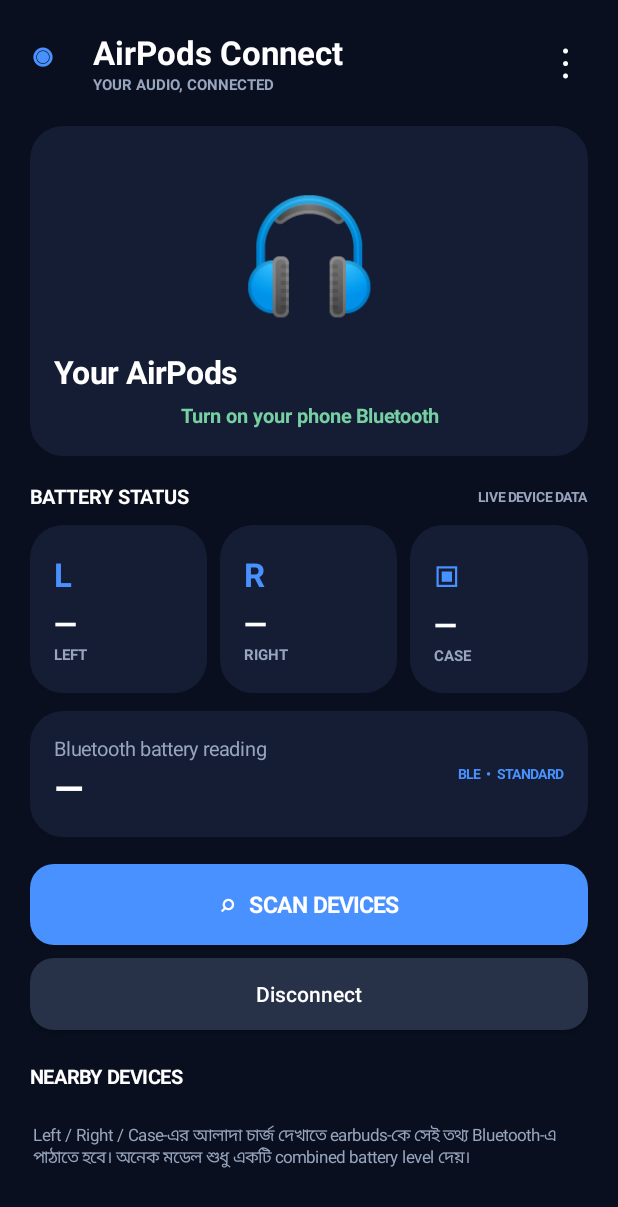
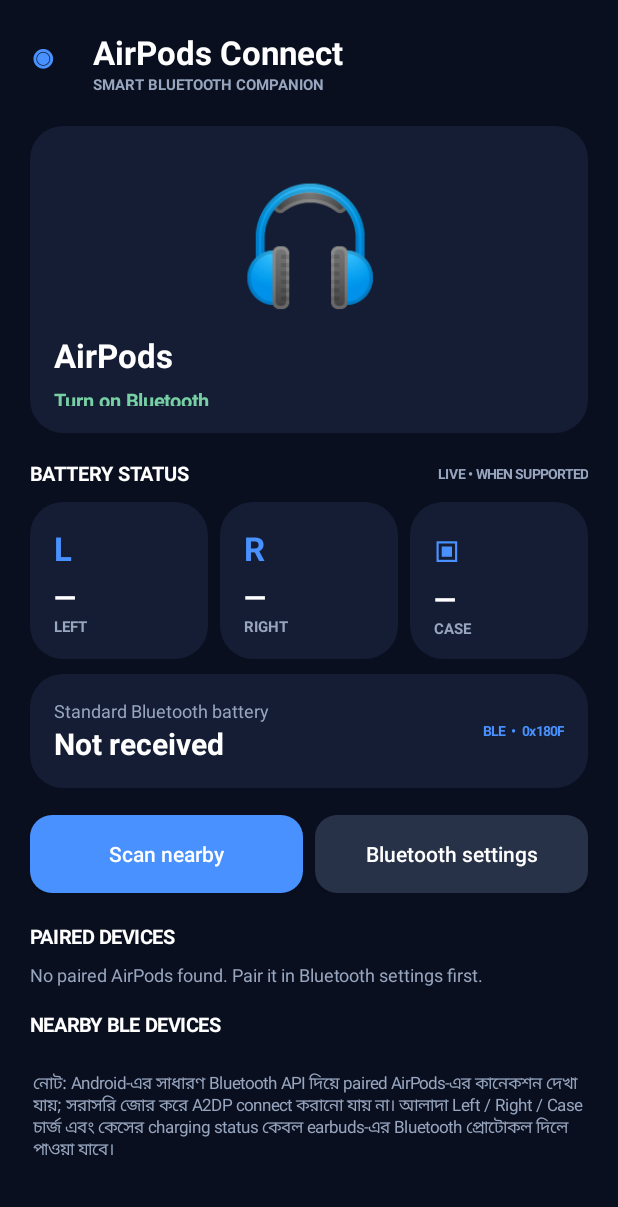
Before and after one commit to mohammademon44444-droid/AirPodsConnect, an Android app: the screen it shows after launch (MainActivity), on a phone screen of 412 x 824 dp. Shown: the top 1207 px of the screen. Run offline under Robolectric (Android 15) with nearby library versions, the phone set to English and light mode, and no system bars; 2 statements that could not run were skipped.

Commit message:
Add hybrid Bluetooth paired-device detection and BLE battery reading

```diff
--- a/app/src/main/java/com/example/airpodsconnect/MainActivity.java
+++ b/app/src/main/java/com/example/airpodsconnect/MainActivity.java
@@ -4,12 +4,13 @@ import android.Manifest;
 import android.app.Activity;
 import android.bluetooth.*;
 import android.bluetooth.le.*;
-import android.content.Context;
+import android.content.*;
 import android.content.pm.PackageManager;
 import android.graphics.Color;
 import android.graphics.Typeface;
 import android.graphics.drawable.GradientDrawable;
 import android.os.*;
+import android.provider.Settings;
 import android.view.Gravity;
 import android.view.View;
 import android.widget.*;
@@ -23,92 +24,108 @@ public class MainActivity extends Activity {
     private BluetoothAdapter adapter;
     private BluetoothLeScanner scanner;
     private BluetoothGatt activeGatt;
+    private BluetoothA2dp a2dp;
+    private BluetoothHeadset headset;
+    private boolean receiverRegistered=false;
     private final Handler handler=new Handler(Looper.getMainLooper());
     private final Set<String> seen=new HashSet<>();
-    private LinearLayout devices;
-    private TextView status,battery,deviceTitle;
-    private Button scanButton,disconnectButton;
+    private LinearLayout devices,paired;
+    private TextView status,battery,connectionHint;
+    private Button scanButton;
     private int bg=Color.rgb(9,15,31), panel=Color.rgb(20,29,51), muted=Color.rgb(151,165,190), blue=Color.rgb(73,145,255);
+    private final BroadcastReceiver btReceiver=new BroadcastReceiver(){
+        @Override public void onReceive(Context c,Intent i){
+            String action=i.getAction();
+            if(BluetoothDevice.ACTION_ACL_CONNECTED.equals(action)){
+                BluetoothDevice d=i.getParcelableExtra(BluetoothDevice.EXTRA_DEVICE);
+                updateConnection(d,true);
+            }else if(BluetoothDevice.ACTION_ACL_DISCONNECTED.equals(action)){
+                BluetoothDevice d=i.getParcelableExtra(BluetoothDevice.EXTRA_DEVICE);
+                updateConnection(d,false);
+            }else if(BluetoothAdapter.ACTION_STATE_CHANGED.equals(action)){
+                int s=i.getIntExtra(BluetoothAdapter.EXTRA_STATE,BluetoothAdapter.ERROR);
+                if(s==BluetoothAdapter.STATE_ON){status.setText("Bluetooth ready");refreshPaired();}
+                else if(s==BluetoothAdapter.STATE_OFF){status.setText("Bluetooth is off");battery.setText("—");}
+            }
+        }
+    };
+    private final BluetoothProfile.ServiceListener profileListener=new BluetoothProfile.ServiceListener(){
+        @Override public void onServiceConnected(int profile,BluetoothProfile proxy){
+            if(profile==BluetoothProfile.A2DP)a2dp=(BluetoothA2dp)proxy;
+            if(profile==BluetoothProfile.HEADSET)headset=(BluetoothHeadset)proxy;
+            refreshPaired();
+        }
+        @Override public void onServiceDisconnected(int profile){
+            if(profile==BluetoothProfile.A2DP)a2dp=null;
+            if(profile==BluetoothProfile.HEADSET)headset=null;
+        }
+    };
 
     int dp(int n){return (int)(n*getResources().getDisplayMetrics().density);}
-    GradientDrawable shape(int color,int radius){
-        GradientDrawable d=new GradientDrawable(); d.setColor(color); d.setCornerRadius(dp(radius)); return d;
-    }
-    TextView text(String value,int size,int color,boolean bold){
-        TextView t=new TextView(this); t.setText(value); t.setTextSize(size); t.setTextColor(color);
-        if(bold)t.setTypeface(Typeface.DEFAULT,Typeface.BOLD); return t;
-    }
+    GradientDrawable shape(int color,int radius){GradientDrawable d=new GradientDrawable();d.setColor(color);d.setCornerRadius(dp(radius));return d;}
+    TextView text(String v,int size,int color,boolean bold){TextView t=new TextView(this);t.setText(v);t.setTextSize(size);t.setTextColor(color);if(bold)t.setTypeface(Typeface.DEFAULT,Typeface.BOLD);return t;}
     LinearLayout column(){LinearLayout l=new LinearLayout(this);l.setOrientation(LinearLayout.VERTICAL);return l;}
     LinearLayout.LayoutParams lp(int w,int h){return new LinearLayout.LayoutParams(w<0?w:dp(w),h<0?h:dp(h));}
     void gap(LinearLayout l,int h){View v=new View(this);l.addView(v,lp(1,h));}
     LinearLayout card(){LinearLayout c=column();c.setPadding(dp(16),dp(16),dp(16),dp(16));c.setBackground(shape(panel,22));return c;}
 
     @Override public void onCreate(Bundle b){
-        super.onCreate(b);
-        getWindow().setStatusBarColor(bg);getWindow().setNavigationBarColor(bg);
-        getWindow().getDecorView().setSystemUiVisibility(0);
+        super.onCreate(b);getWindow().setStatusBarColor(bg);getWindow().setNavigationBarColor(bg);
         makeUi();
         BluetoothManager m=(BluetoothManager)getSystemService(Context.BLUETOOTH_SERVICE);
         adapter=m==null?null:m.getAdapter();
-        status.setText(adapter==null?"Bluetooth পাওয়া যায়নি":adapter.isEnabled()?"Ready to connect":"Turn on your phone Bluetooth");
-        if(adapter==null)scanButton.setEnabled(false);
+        if(adapter==null){status.setText("Bluetooth পাওয়া যায়নি");scanButton.setEnabled(false);return;}
+        status.setText(adapter.isEnabled()?"Bluetooth ready":"Turn on Bluetooth");
+        if(Build.VERSION.SDK_INT>=31&&checkSelfPermission(Manifest.permission.BLUETOOTH_CONNECT)==PackageManager.PERMISSION_GRANTED){
+            adapter.getProfileProxy(this,profileListener,BluetoothProfile.A2DP);
+            adapter.getProfileProxy(this,profileListener,BluetoothProfile.HEADSET);
+        }
+        refreshPaired();
     }
 
     private void makeUi(){
         ScrollView scroll=new ScrollView(this);scroll.setFillViewport(true);scroll.setBackgroundColor(bg);
-        LinearLayout root=column();root.setPadding(dp(20),dp(18),dp(20),dp(24));scroll.addView(root);
+        LinearLayout root=column();root.setPadding(dp(20),dp(18),dp(20),dp(26));scroll.addView(root);
         LinearLayout head=new LinearLayout(this);head.setGravity(Gravity.CENTER_VERTICAL);
-        TextView logo=text("◉",27,blue,true);head.addView(logo,lp(42,48));
-        LinearLayout names=column();names.addView(text("AirPods Connect",22,Color.WHITE,true));
-        names.addView(text("YOUR AUDIO, CONNECTED",10,muted,true));head.addView(names,new LinearLayout.LayoutParams(0,-2,1));
-        TextView dots=text("⋮",27,Color.WHITE,false);dots.setGravity(Gravity.CENTER);head.addView(dots,lp(30,45));root.addView(head);
-        gap(root,18);
+        head.addView(text("◉",28,blue,true),lp(42,48));
+        LinearLayout names=column();names.addView(text("AirPods Connect",22,Color.WHITE,true));names.addView(text("SMART BLUETOOTH COMPANION",10,muted,true));
+        head.addView(names,new LinearLayout.LayoutParams(0,-2,1));root.addView(head);gap(root,18);
+        LinearLayout hero=card();hero.setGravity(Gravity.CENTER);
+        TextView art=text("🎧",76,Color.WHITE,false);art.setGravity(Gravity.CENTER);hero.addView(art,lp(-1,124));
+        hero.addView(text("AirPods",22,Color.WHITE,true));gap(hero,7);
+        status=text("Checking Bluetooth…",13,Color.rgb(119,207,164),true);hero.addView(status);
+        connectionHint=text("Pair your earbuds to get started",11,muted,false);gap(hero,5);hero.addView(connectionHint);
+        root.addView(hero,lp(-1,205));gap(root,18);
+        LinearLayout row=new LinearLayout(this);row.setGravity(Gravity.CENTER_VERTICAL);
+        row.addView(text("BATTERY STATUS",13,Color.WHITE,true),new LinearLayout.LayoutParams(0,-2,1));
+        row.addView(text("LIVE • WHEN SUPPORTED",9,muted,true));root.addView(row);gap(root,10);
+        LinearLayout cards=new LinearLayout(this);cards.setOrientation(LinearLayout.HORIZONTAL);
+        cards.addView(batteryCard("LEFT","L"),new LinearLayout.LayoutParams(0,dp(105),1));
+        View s1=new View(this);cards.addView(s1,lp(8,1));
+        cards.addView(batteryCard("RIGHT","R"),new LinearLayout.LayoutParams(0,dp(105),1));
+        View s2=new View(this);cards.addView(s2,lp(8,1));
+        cards.addView(batteryCard("CASE","▣"),new LinearLayout.LayoutParams(0,dp(105),1));
+        root.addView(cards);gap(root,10);
+        LinearLayout single=card();single.setOrientation(LinearLayout.HORIZONTAL);single.setGravity(Gravity.CENTER_VERTICAL);
+        LinearLayout info=column();info.addView(text("Standard Bluetooth battery",12,muted,false));
+        battery=text("Not received",20,Color.WHITE,true);info.addView(battery);
+        single.addView(info,new LinearLayout.LayoutParams(0,-2,1));single.addView(text("BLE  •  0x180F",9,blue,true));root.addView(single);gap(root,18);
 
-        LinearLayout hero=card();hero.setGravity(Gravity.CENTER);
-        TextView art=text("🎧",74,Color.WHITE,false);art.setGravity(Gravity.CENTER);
-        hero.addView(art,lp(-1,132));
-        hero.addView(text("Your AirPods",21,Color.WHITE,true));
-        gap(hero,6);status=text("Not connected",13,Color.rgb(119,207,164),true);
-        status.setGravity(Gravity.CENTER);hero.addView(status);
-        root.addView(hero,lp(-1,220));gap(root,18);
-
-        LinearLayout row=new LinearLayout(this);row.setGravity(Gravity.CENTER);
-        row.addView(text("BATTERY STATUS",13,Color.WHITE,true),new LinearLayout.LayoutParams(0,-2,1));
-        row.addView(text("LIVE DEVICE DATA",9,muted,true));root.addView(row);gap(root,10);
-        LinearLayout cards=new LinearLayout(this);cards.setOrientation(LinearLayout.HORIZONTAL);
-        cards.addView(batteryCard("LEFT","L", "—"),new LinearLayout.LayoutParams(0,dp(112),1));
-        View spacer=new View(this);cards.addView(spacer,lp(9,1));
-        cards.addView(batteryCard("RIGHT","R","—"),new LinearLayout.LayoutParams(0,dp(112),1));
-        View spacer2=new View(this);cards.addView(spacer2,lp(9,1));
-        cards.addView(batteryCard("CASE","▣","—"),new LinearLayout.LayoutParams(0,dp(112),1));
-        root.addView(cards);gap(root,12);
-        LinearLayout single=card();single.setOrientation(LinearLayout.HORIZONTAL);single.setGravity(Gravity.CENTER_VERTICAL);
-        LinearLayout info=column();info.addView(text("Bluetooth battery reading",13,muted,false));
-        battery=text("—",25,Color.WHITE,true);info.addView(battery);
-        single.addView(info,new LinearLayout.LayoutParams(0,-2,1));
-        single.addView(text("BLE  •  STANDARD",9,blue,true));root.addView(single);gap(root,18);
-
-        scanButton=new Button(this);scanButton.setText("⌕   SCAN DEVICES");scanButton.setAllCaps(false);
-        scanButton.setTextColor(Color.WHITE);scanButton.setTextSize(15);scanButton.setTypeface(null,1);
-        scanButton.setBackground(shape(blue,16));scanButton.setOnClickListener(v->startScan());
-        root.addView(scanButton,lp(-1,54));gap(root,9);
-        disconnectButton=new Button(this);disconnectButton.setText("Disconnect");disconnectButton.setAllCaps(false);
-        disconnectButton.setTextColor(Color.WHITE);disconnectButton.setBackground(shape(Color.rgb(39,49,72),16));
-        disconnectButton.setOnClickListener(v->disconnect());root.addView(disconnectButton,lp(-1,48));gap(root,22);
-
-        root.addView(text("NEARBY DEVICES",13,Color.WHITE,true));gap(root,8);
-        devices=column();root.addView(devices);
-        TextView note=text("Left / Right / Case-এর আলাদা চার্জ দেখাতে earbuds-কে সেই তথ্য Bluetooth-এ পাঠাতে হবে। অনেক মডেল শুধু একটি combined battery level দেয়।",11,muted,false);
+        LinearLayout buttons=new LinearLayout(this);buttons.setOrientation(LinearLayout.HORIZONTAL);
+        scanButton=new Button(this);scanButton.setText("Scan nearby");scanButton.setAllCaps(false);scanButton.setTextColor(Color.WHITE);scanButton.setBackground(shape(blue,15));scanButton.setOnClickListener(v->startScan());
+        buttons.addView(scanButton,new LinearLayout.LayoutParams(0,dp(52),1));
+        Button settings=new Button(this);settings.setText("Bluetooth settings");settings.setAllCaps(false);settings.setTextColor(Color.WHITE);settings.setBackground(shape(Color.rgb(39,49,72),15));
+        settings.setOnClickListener(v->startActivity(new Intent(Settings.ACTION_BLUETOOTH_SETTINGS)));
+        LinearLayout.LayoutParams sp=lp(0,52);sp.width=0;sp.weight=1;sp.leftMargin=dp(8);buttons.addView(settings,sp);root.addView(buttons);gap(root,20);
+        root.addView(text("PAIRED DEVICES",13,Color.WHITE,true));gap(root,8);paired=column();root.addView(paired);gap(root,16);
+        root.addView(text("NEARBY BLE DEVICES",13,Color.WHITE,true));gap(root,8);devices=column();root.addView(devices);
+        TextView note=text("নোট: Android-এর সাধারণ Bluetooth API দিয়ে paired AirPods-এর কানেকশন দেখা যায়; সরাসরি জোর করে A2DP connect করানো যায় না। আলাদা Left / Right / Case চার্জ এবং কেসের charging status কেবল earbuds-এর Bluetooth প্রোটোকল দিলে পাওয়া যাবে।",11,muted,false);
         note.setPadding(dp(2),dp(14),dp(2),0);root.addView(note);
         setContentView(scroll);
     }
-
-    private LinearLayout batteryCard(String label,String icon,String value){
-        LinearLayout c=card();c.setGravity(Gravity.CENTER);
-        c.addView(text(icon,22,blue,true));gap(c,5);c.addView(text(value,20,Color.WHITE,true));
-        c.addView(text(label,10,muted,true));return c;
+    private LinearLayout batteryCard(String label,String icon){
+        LinearLayout c=card();c.setGravity(Gravity.CENTER);c.addView(text(icon,22,blue,true));gap(c,5);c.addView(text("—",19,Color.WHITE,true));c.addView(text(label,10,muted,true));return c;
     }
-
     private boolean permitted(){
         if(Build.VERSION.SDK_INT>=31)return checkSelfPermission(Manifest.permission.BLUETOOTH_SCAN)==0&&checkSelfPermission(Manifest.permission.BLUETOOTH_CONNECT)==0;
         return Build.VERSION.SDK_INT<23||checkSelfPermission(Manifest.permission.ACCESS_FINE_LOCATION)==0;
@@ -117,47 +134,95 @@ public class MainActivity extends Activity {
         if(Build.VERSION.SDK_INT>=31)requestPermissions(new String[]{Manifest.permission.BLUETOOTH_SCAN,Manifest.permission.BLUETOOTH_CONNECT},REQ);
         else if(Build.VERSION.SDK_INT>=23)requestPermissions(new String[]{Manifest.permission.ACCESS_FINE_LOCATION},REQ);
     }
+    private void refreshPaired(){
+        if(adapter==null||paired==null)return;
+        if(!permitted()){paired.removeAllViews();paired.addView(text("Bluetooth permission needed to list paired devices.",12,muted,false));return;}
+        paired.removeAllViews();
+        try{
+            Set<BluetoothDevice> bonded=adapter.getBondedDevices();
+            boolean found=false;
+            for(BluetoothDevice d:bonded){
+                String name=d.getName();if(name==null)name="Bluetooth device";
+                if(!name.toLowerCase(Locale.ROOT).contains("airpod")&&!name.equalsIgnoreCase("my headphone 2"))continue;
+                found=true;boolean connected=isConnected(d);
+                LinearLayout item=card();item.setOrientation(LinearLayout.HORIZONTAL);item.setGravity(Gravity.CENTER_VERTICAL);
+                LinearLayout info=column();info.addView(text("🎧  "+name,15,Color.WHITE,true));
+                info.addView(text(connected?"Connected":"Paired • not connected",11,connected?Color.rgb(119,207,164):muted,false));
+                item.addView(info,new LinearLayout.LayoutParams(0,-2,1));
+                Button open=new Button(this);open.setText("Manage");open.setAllCaps(false);open.setTextColor(Color.WHITE);open.setBackground(shape(blue,12));
+                open.setOnClickListener(v->startActivity(new Intent(Settings.ACTION_BLUETOOTH_SETTINGS)));
+                item.addView(open,lp(90,42));LinearLayout.LayoutParams p=lp(-1,-2);p.bottomMargin=dp(8);paired.addView(item,p);
+                if(connected){status.setText("●  "+name+" connected");connectionHint.setText("Classic Bluetooth connection detected");}
+            }
+            if(!found)paired.addView(text("No paired AirPods found. Pair it in Bluetooth settings first.",12,muted,false));
+        }catch(SecurityException e){paired.addView(text("Bluetooth permission required.",12,muted,false));}
+    }
+    private boolean isConnected(BluetoothDevice d){
+        try{
+            if(a2dp!=null&&a2dp.getConnectedDevices().contains(d))return true;
+            if(headset!=null&&headset.getConnectedDevices().contains(d))return true;
+        }catch(SecurityException ignored){}
+        return false;
+    }
+    private void updateConnection(BluetoothDevice d,boolean connected){
+        if(d==null)return;
+        try{
+            String n=d.getName();if(n==null)n="";
+            if(!n.toLowerCase(Locale.ROOT).contains("airpod"))return;
+            status.setText(connected?"●  "+n+" connected":"AirPods disconnected");
+            connectionHint.setText(connected?"Classic Bluetooth connection detected":"Open Bluetooth settings to reconnect");
+            refreshPaired();
+        }catch(SecurityException ignored){}
+    }
+    @Override protected void onResume(){
+        super.onResume();
+        IntentFilter f=new IntentFilter();f.addAction(BluetoothDevice.ACTION_ACL_CONNECTED);f.addAction(BluetoothDevice.ACTION_ACL_DISCONNECTED);f.addAction(BluetoothAdapter.ACTION_STATE_CHANGED);
+        try{registerReceiver(btReceiver,f);receiverRegistered=true;}catch(Exception ignored){}
+        if(adapter!=null)refreshPaired();
+    }
+    @Override protected void onPause(){super.onPause();if(receiverRegistered){try{unregisterReceiver(btReceiver);}catch(Exception ignored){}receiverRegistered=false;}}
     private void startScan(){
         if(adapter==null)return;
-        if(!adapter.isEnabled()){status.setText("Turn on Bluetooth first");return;}
+        if(!adapter.isEnabled()){status.setText("Turn on phone Bluetooth first");startActivity(new Intent(Settings.ACTION_BLUETOOTH_SETTINGS));return;}
         if(!permitted()){askPermission();return;}
         try{
             scanner=adapter.getBluetoothLeScanner();if(scanner==null){status.setText("BLE scanner unavailable");return;}
-            seen.clear();devices.removeAllViews();battery.setText("—");status.setText("Scanning nearby devices…");scanButton.setEnabled(false);
+            seen.clear();devices.removeAllViews();battery.setText("Not received");status.setText("Scanning BLE devices…");scanButton.setEnabled(false);
             scanner.startScan(callback);
             handler.postDelayed(()->{try{if(scanner!=null)scanner.stopScan(callback);}catch(Exception ignored){}
-                scanButton.setEnabled(true);if(seen.isEmpty())status.setText("No BLE devices found. Try again.");else status.setText("Choose your earbuds below");},10000);
-        }catch(Exception e){status.setText("Could not start scan");scanButton.setEnabled(true);}
+                scanButton.setEnabled(true);if(seen.isEmpty())devices.addView(text("No BLE advertisements found. Your AirPods may use Classic Bluetooth only.",12,muted,false));
+                status.setText("Scan finished");},10000);
+        }catch(Exception e){status.setText("Could not start BLE scan");scanButton.setEnabled(true);}
     }
     private final ScanCallback callback=new ScanCallback(){
         @Override public void onScanResult(int type,ScanResult r){BluetoothDevice d=r.getDevice();if(d!=null)runOnUiThread(()->addDevice(d,r.getRssi()));}
-        @Override public void onScanFailed(int code){runOnUiThread(()->{status.setText("Scan failed");scanButton.setEnabled(true);});}
+        @Override public void onScanFailed(int code){runOnUiThread(()->{status.setText("Scan failed ("+code+")");scanButton.setEnabled(true);});}
     };
     private void addDevice(BluetoothDevice d,int rssi){
         if(!permitted())return;
         try{
             String address=d.getAddress();if(!seen.add(address))return;
-            String name=d.getName();if(name==null||name.trim().isEmpty())name="Unknown device";
-            Button item=new Button(this);item.setAllCaps(false);item.setTextColor(Color.WHITE);item.setGravity(Gravity.CENTER_VERTICAL);
-            item.setText("◉   "+name+"     "+rssi+" dBm");item.setBackground(shape(panel,14));
-            LinearLayout.LayoutParams p=lp(-1,58);p.bottomMargin=dp(7);devices.addView(item,p);
-            String n=name;item.setOnClickListener(v->connect(d,n));
+            String name=d.getName();if(name==null||name.trim().isEmpty())name="Unknown BLE device";
+            LinearLayout item=card();item.setOrientation(LinearLayout.HORIZONTAL);item.setGravity(Gravity.CENTER_VERTICAL);
+            LinearLayout info=column();info.addView(text(name,13,Color.WHITE,true));info.addView(text(rssi+" dBm",10,muted,false));
+            item.addView(info,new LinearLayout.LayoutParams(0,-2,1));
+            Button read=new Button(this);read.setText("Read battery");read.setAllCaps(false);read.setTextColor(Color.WHITE);read.setBackground(shape(blue,12));read.setOnClickListener(v->connectGatt(d,name));
+            item.addView(read,lp(112,42));LinearLayout.LayoutParams p=lp(-1,-2);p.bottomMargin=dp(7);devices.addView(item,p);
         }catch(SecurityException ignored){}
     }
-    private void connect(BluetoothDevice d,String name){
+    private void connectGatt(BluetoothDevice d,String name){
         if(!permitted()){askPermission();return;}
-        try{if(activeGatt!=null){activeGatt.close();activeGatt=null;}
-            deviceTitle=null;status.setText("Connecting to "+name+"…");activeGatt=d.connectGatt(this,false,gattCallback);
-        }catch(Exception e){status.setText("Connection failed");}
+        try{if(activeGatt!=null){activeGatt.close();activeGatt=null;}status.setText("Reading BLE battery…");activeGatt=d.connectGatt(this,false,gattCallback);}
+        catch(Exception e){status.setText("BLE connection failed");}
     }
     private final BluetoothGattCallback gattCallback=new BluetoothGattCallback(){
         @Override public void onConnectionStateChange(BluetoothGatt g,int s,int state){
-            if(state==BluetoothProfile.STATE_CONNECTED){runOnUiThread(()->status.setText("●  Connected"));g.discoverServices();}
-            else if(state==BluetoothProfile.STATE_DISCONNECTED){runOnUiThread(()->status.setText("Disconnected"));g.close();if(activeGatt==g)activeGatt=null;}
+            if(state==BluetoothProfile.STATE_CONNECTED)g.discoverServices();
+            else if(state==BluetoothProfile.STATE_DISCONNECTED){g.close();if(activeGatt==g)activeGatt=null;}
         }
         @Override public void onServicesDiscovered(BluetoothGatt g,int s){
             BluetoothGattService service=g.getService(BS);BluetoothGattCharacteristic ch=service==null?null:service.getCharacteristic(BL);
-            if(ch==null)runOnUiThread(()->{battery.setText("Not supported");status.setText("Connected • battery data unavailable");});
+            if(ch==null)runOnUiThread(()->{battery.setText("Not supported");status.setText("No standard BLE battery service");});
             else g.readCharacteristic(ch);
         }
         @Override public void onCharacteristicRead(BluetoothGatt g,BluetoothGattCharacteristic ch,int s){
@@ -167,13 +232,12 @@ public class MainActivity extends Activity {
             if(BL.equals(ch.getUuid())&&s==BluetoothGatt.GATT_SUCCESS&&v!=null&&v.length>0)showBattery(v[0]&255);
         }
     };
-    private void showBattery(int value){runOnUiThread(()->{battery.setText(value+"%");status.setText("●  Connected • battery received");});}
-    private void disconnect(){
-        try{if(activeGatt!=null){activeGatt.disconnect();activeGatt.close();activeGatt=null;}status.setText("Disconnected");battery.setText("—");}
-        catch(Exception e){status.setText("Disconnect requested");}
+    private void showBattery(int value){runOnUiThread(()->{battery.setText(value+"%");status.setText("BLE battery received");});}
+    @Override public void onRequestPermissionsResult(int r,String[] p,int[] g){
+        super.onRequestPermissionsResult(r,p,g);if(r==REQ){boolean ok=true;for(int x:g)if(x!=PackageManager.PERMISSION_GRANTED)ok=false;if(ok){if(Build.VERSION.SDK_INT>=31&&adapter!=null){adapter.getProfileProxy(this,profileListener,BluetoothProfile.A2DP);adapter.getProfileProxy(this,profileListener,BluetoothProfile.HEADSET);}refreshPaired();startScan();}else status.setText("Bluetooth permission required");}
     }
-    @Override public void onRequestPermissionsResult(int r,String[] p,int[] g){
-        super.onRequestPermissionsResult(r,p,g);if(r==REQ){boolean ok=true;for(int x:g)if(x!=PackageManager.PERMISSION_GRANTED)ok=false;if(ok)startScan();else status.setText("Bluetooth permission required");}
+    @Override protected void onDestroy(){
+        super.onDestroy();
+        try{if(scanner!=null&&permitted())scanner.stopScan(callback);if(activeGatt!=null)activeGatt.close();if(adapter!=null){if(a2dp!=null)adapter.closeProfileProxy(BluetoothProfile.A2DP,a2dp);if(headset!=null)adapter.closeProfileProxy(BluetoothProfile.HEADSET,headset);}}catch(Exception ignored){}
     }
-    @Override protected void onDestroy(){super.onDestroy();try{if(scanner!=null&&permitted())scanner.stopScan(callback);if(activeGatt!=null)activeGatt.close();}catch(Exception ignored){}}
 }
```
